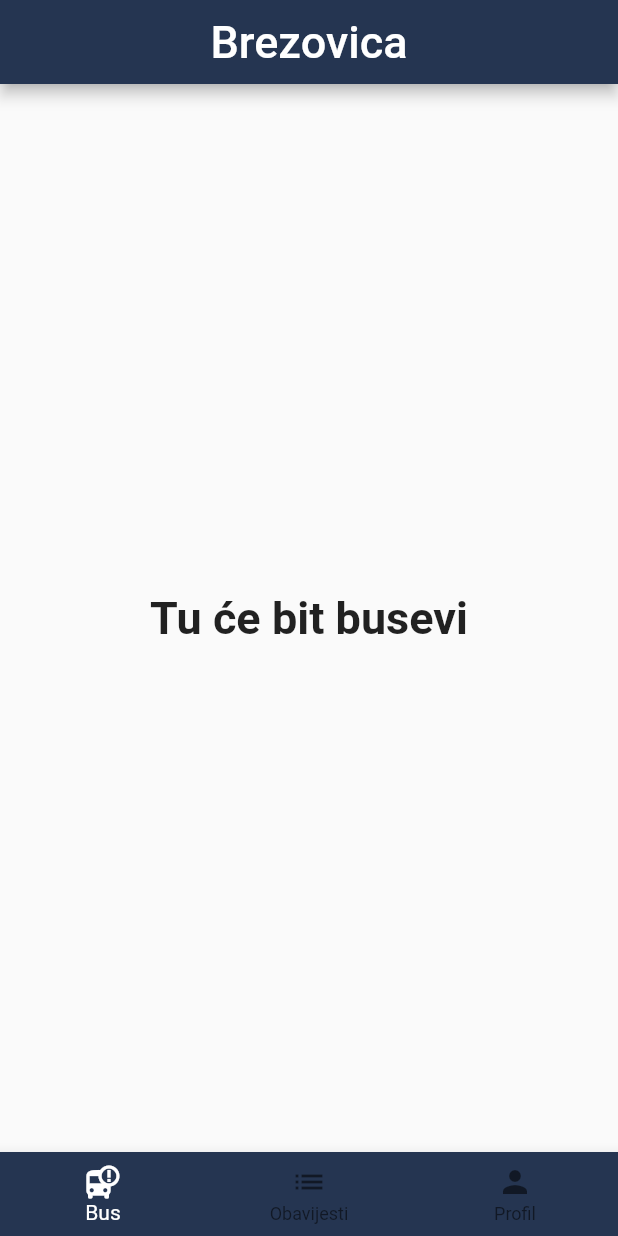
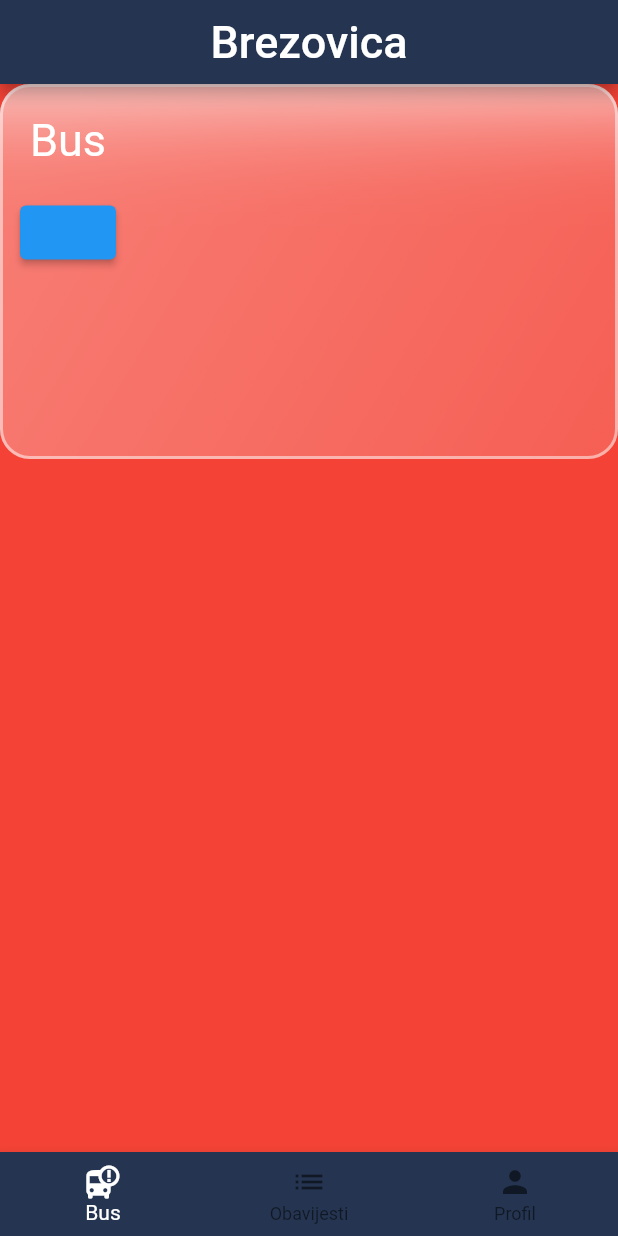
Before and after one commit to MartinPavic/brezovica, a Flutter app: the screen it shows after launch, on a phone screen of 412 x 824 dp. Run offline on Flutter 3.47's test engine with Material 2 defaults, Android fonts, the phone set to English and light mode, and no system bars; drawn by our look-alikes of glassmorphism.

Commit message:
add bus screen

```diff
--- a/lib/main.dart
+++ b/lib/main.dart
@@ -7,6 +7,7 @@
 // amber. The `_onItemTapped` function changes the selected item's index
 // and displays a corresponding message in the center of the [Scaffold].
 
+import 'package:brezovica/screen/bus.dart';
 import 'package:flutter/material.dart';
 import 'package:brezovica/constants.dart';
 
@@ -42,10 +43,7 @@ class _MyStatefulWidgetState extends State<MyStatefulWidget> {
   static const TextStyle optionStyle =
       TextStyle(fontSize: 30, fontWeight: FontWeight.bold);
   static const List<Widget> _widgetOptions = <Widget>[
-    Text(
-      'Tu će bit busevi',
-      style: optionStyle,
-    ),
+    BusScreen(),
     Text(
       'Tu će bit neke obavijesti/informacije',
       style: optionStyle,
@@ -96,6 +94,7 @@ class _MyStatefulWidgetState extends State<MyStatefulWidget> {
         currentIndex: _selectedIndex,
         selectedItemColor: Colors.white,
         onTap: _onItemTapped,
+
       ),
     );
   }
--- a/lib/screen/bus.dart
+++ b/lib/screen/bus.dart
@@ -0,0 +1,67 @@
+import 'package:brezovica/constants.dart';
+import 'package:flutter/material.dart';
+import 'package:glassmorphism/glassmorphism.dart';
+
+class BusScreen extends StatefulWidget {
+  const BusScreen({Key? key}) : super(key: key);
+
+  @override
+  _BusScreenState createState() => _BusScreenState();
+}
+
+class _BusScreenState extends State<BusScreen> {
+  @override
+  Widget build(BuildContext context) {
+    return Container(
+      color: Colors.red,
+      child: Column(
+        children: [
+          GlassmorphicContainer(
+            width: 450,
+            height: 250,
+            borderRadius: 20,
+            blur: 20,
+            //alignment: Alignment.centerLeft,
+            border: 2,
+            linearGradient: LinearGradient(
+                begin: Alignment.topLeft,
+                end: Alignment.bottomRight,
+                colors: [
+                  const Color(0xFFffffff).withOpacity(0.3),
+                  const Color(0xFFFFFFFF).withOpacity(0.15),
+                ],
+                stops: const [
+                  0.1,
+                  1,
+                ]),
+            borderGradient: LinearGradient(
+              begin: Alignment.topLeft,
+              end: Alignment.bottomRight,
+              colors: [
+                const Color(0xFFffffff).withOpacity(0.5),
+                const Color((0xFFFFFFFF)).withOpacity(0.5),
+              ],
+            ),
+            child: Column(children: const [
+              Padding(
+                padding: EdgeInsets.all(20.0),
+                child: Text(
+                  'Bus',
+                  style: TextStyle(
+                    color: Colors.white,
+                    fontSize: 30,
+                  ),
+                ),
+              ),
+              ElevatedButton(onPressed: onPressed, child: null)
+            ]),
+          ),
+        ],
+      ),
+    );
+  }
+}
+
+void onPressed() {
+  print("yo");
+}
--- a/pubspec.yaml
+++ b/pubspec.yaml
@@ -39,6 +39,8 @@ dependencies:
   hooks_riverpod:
   freezed:
   uuid:
+  flutter_pdfview:
+  glassmorphism:
 
 dev_dependencies:
   flutter_test:
```
Also changed, not shown: pubspec.lock, 1 other file.
